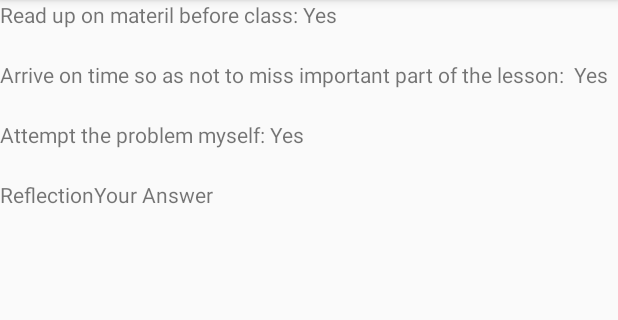
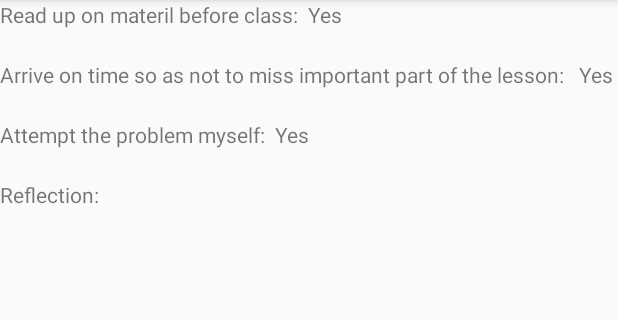
Before and after one commit to acidjive/P01DailyGoals, an Android app: the screen it shows after launch (Summary), after a tap on "OK", on a phone screen of 412 x 824 dp, the part 84-404 px from its top. Run offline under Robolectric (Android 15) with nearby library versions, the phone set to English and light mode, and no system bars.

Commit message:
FINALLY COMPLETED!

```diff
--- a/app/src/main/java/com/myapplicationdev/android/p01_dailygoals/Summary.java
+++ b/app/src/main/java/com/myapplicationdev/android/p01_dailygoals/Summary.java
@@ -24,9 +24,9 @@ public class Summary extends AppCompatActivity {
         TextView tv4 = (TextView) findViewById(R.id.textView4);
 
         //Display the name and age on the TextView
-        tv1.setText("Read up on materil before class: " + info[0] );
-        tv2.setText("Arrive on time so as not to miss important part of the lesson:  " + info[1] );
-        tv3.setText("Attempt the problem myself: " + info[2] );
-        tv4.setText("Reflection" + info[3] );
+        tv1.setText("Read up on materil before class:  " + info[0] );
+        tv2.setText("Arrive on time so as not to miss important part of the lesson:   " + info[1] );
+        tv3.setText("Attempt the problem myself:  " + info[2] );
+        tv4.setText("Reflection:  " + info[3] );
     }
 }
```
Also changed, not shown: app/src/main/res/layout/activity_main.xml (+10 -13 lines).
